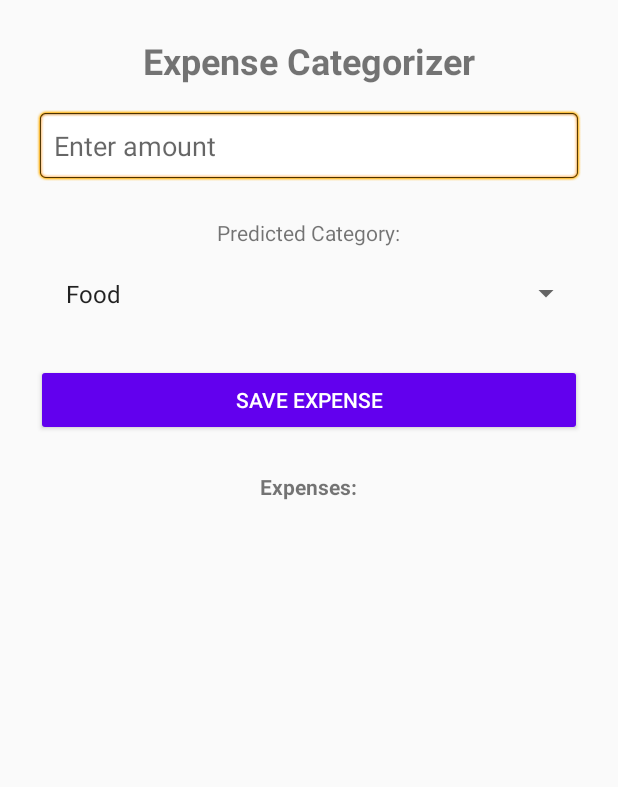
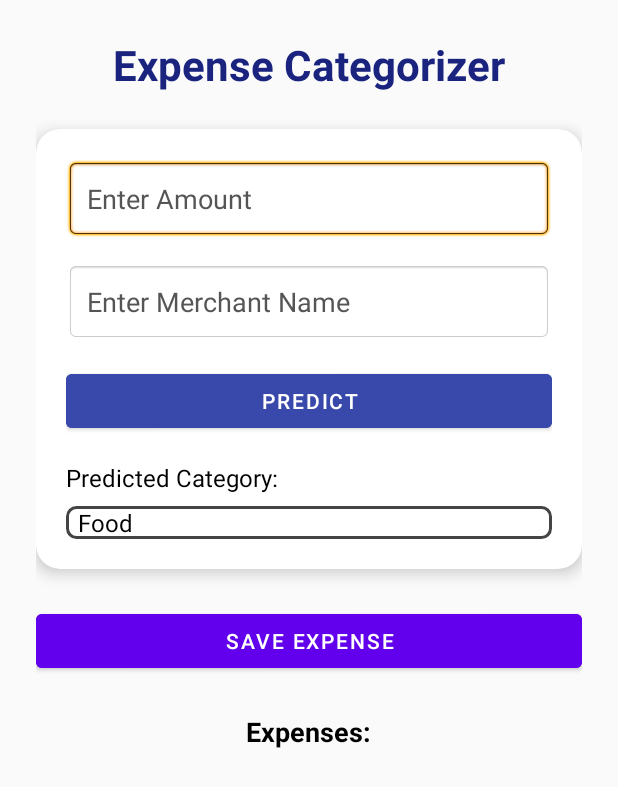
Before and after one commit to amannnp/Expense, an Android app built with Jetpack Compose: the screen it shows after launch (MainActivity), on a phone screen of 412 x 824 dp. Shown: the top 787 px of the screen. Run offline under Robolectric (Android 15) with nearby library versions, the light colour scheme and no system bars.

Commit message:
version 2

```diff
--- a/app/build.gradle.kts
+++ b/app/build.gradle.kts
@@ -58,6 +58,8 @@ dependencies {
     debugImplementation(libs.androidx.ui.test.manifest)
     implementation("androidx.appcompat:appcompat:1.6.1")
     implementation("androidx.recyclerview:recyclerview:1.3.1")
+    implementation ("com.google.android.material:material:1.11.0")
+
 
 
 }
--- /dev/null
+++ b/app/src/main/res/drawable/spinner_border.xml
@@ -0,0 +1,7 @@
+<?xml version="1.0" encoding="utf-8"?>
+<shape xmlns:android="http://schemas.android.com/apk/res/android"
+    android:shape="rectangle">
+    <solid android:color="#FFFFFF" />
+    <stroke android:width="2dp" android:color="#444444" />
+    <corners android:radius="6dp" />
+</shape>
--- a/app/src/main/res/layout/activity_main.xml
+++ b/app/src/main/res/layout/activity_main.xml
@@ -1,69 +1,119 @@
 <?xml version="1.0" encoding="utf-8"?>
-<LinearLayout xmlns:android="http://schemas.android.com/apk/res/android"
-    android:id="@+id/mainLayout"
+<ScrollView xmlns:android="http://schemas.android.com/apk/res/android"
+    xmlns:app="http://schemas.android.com/apk/res-auto"
     android:layout_width="match_parent"
     android:layout_height="match_parent"
+    android:background="#FAFAFA">
+
+    <LinearLayout
+        android:layout_width="match_parent"
+        android:layout_height="wrap_content"
         android:orientation="vertical"
         android:padding="24dp"
-    android:gravity="center_horizontal"
-    android:background="#FAFAFA">
+        android:gravity="center_horizontal">
 
+        <!-- Title -->
         <TextView
             android:id="@+id/title"
             android:layout_width="wrap_content"
             android:layout_height="wrap_content"
-        android:text="@string/app_name"
-        android:textSize="24sp"
+            android:text="Expense Categorizer"
+            android:textSize="28sp"
             android:textStyle="bold"
-        android:layout_marginBottom="16dp" />
+            android:textColor="#1A237E"
+            android:layout_marginBottom="24dp" />
+
+        <!-- Card Container -->
+        <com.google.android.material.card.MaterialCardView
+            android:layout_width="match_parent"
+            android:layout_height="wrap_content"
+            app:cardCornerRadius="16dp"
+            app:cardElevation="6dp"
+            android:layout_marginBottom="24dp"
+            android:backgroundTint="#FFFFFF">
+
+            <LinearLayout
+                android:layout_width="match_parent"
+                android:layout_height="wrap_content"
+                android:orientation="vertical"
+                android:padding="20dp">
 
                 <EditText
                     android:id="@+id/amountInput"
                     android:layout_width="match_parent"
                     android:layout_height="wrap_content"
-        android:hint="@string/enter_amount"
+                    android:hint="Enter Amount"
                     android:inputType="numberDecimal"
-        android:padding="12dp"
-        android:background="@android:drawable/editbox_background"
-        android:autofillHints="creditCardNumber" />
+                    android:padding="14dp"
+                    android:textColor="#000000"
+                    android:textColorHint="#555555"
+                    android:layout_marginBottom="16dp"
+                    android:background="@android:drawable/editbox_background" />
+
+                <EditText
+                    android:id="@+id/merchantInput"
+                    android:layout_width="match_parent"
+                    android:layout_height="wrap_content"
+                    android:hint="Enter Merchant Name"
+                    android:inputType="text"
+                    android:padding="14dp"
+                    android:textColor="#000000"
+                    android:textColorHint="#555555"
+                    android:layout_marginBottom="16dp"
+                    android:background="@android:drawable/editbox_background" />
+
+                <Button
+                    android:id="@+id/predictButton"
+                    android:layout_width="match_parent"
+                    android:layout_height="wrap_content"
+                    android:text="Predict"
+                    android:backgroundTint="#3949AB"
+                    android:textColor="#FFFFFF"
+                    android:layout_marginBottom="16dp" />
 
                 <TextView
                     android:id="@+id/predictedCategoryLabel"
                     android:layout_width="wrap_content"
                     android:layout_height="wrap_content"
-        android:text="@string/predicted_category"
-        android:layout_marginTop="24dp" />
+                    android:text="Predicted Category:"
+                    android:textSize="16sp"
+                    android:textColor="#000000"
+                    android:layout_marginBottom="8dp" />
 
                 <Spinner
                     android:id="@+id/categorySpinner"
                     android:layout_width="match_parent"
                     android:layout_height="wrap_content"
-        android:layout_marginTop="8dp"
-        android:padding="12dp" />
+                    android:background="@drawable/spinner_border" />
+            </LinearLayout>
+        </com.google.android.material.card.MaterialCardView>
 
+        <!-- Save Button -->
         <Button
             android:id="@+id/saveButton"
             android:layout_width="match_parent"
             android:layout_height="wrap_content"
-        android:text="@string/save_expense"
-        android:layout_marginTop="24dp"
+            android:text="Save Expense"
             android:backgroundTint="#6200EE"
-        android:textColor="#FFFFFF" />
+            android:textColor="#FFFFFF"
+            android:layout_marginBottom="24dp" />
 
+        <!-- Expenses Label -->
         <TextView
             android:id="@+id/expensesListLabel"
             android:layout_width="wrap_content"
             android:layout_height="wrap_content"
-        android:text="@string/expenses"
-        android:layout_marginTop="24dp"
-        android:textStyle="bold" />
+            android:text="Expenses:"
+            android:textSize="18sp"
+            android:textStyle="bold"
+            android:textColor="#000000"
+            android:layout_marginBottom="12dp" />
 
+        <!-- RecyclerView -->
         <androidx.recyclerview.widget.RecyclerView
             android:id="@+id/expenseRecyclerView"
             android:layout_width="match_parent"
-        android:layout_height="0dp"
-        android:layout_weight="1"
-        android:layout_marginTop="8dp"
-        android:contentDescription="@string/expenses_list_description" />
-
+            android:layout_height="wrap_content"
+            android:layout_marginBottom="24dp" />
     </LinearLayout>
+</ScrollView>
--- a/app/src/main/res/values/themes.xml
+++ b/app/src/main/res/values/themes.xml
@@ -1,9 +1,17 @@
-<?xml version="1.0" encoding="utf-8"?>
 <resources>
-    <style name="Theme.ExpenseClassifierApp" parent="Theme.AppCompat.Light.NoActionBar">
-        <!-- Customize your theme colors if needed -->
+    <style name="Theme.ExpenseClassifierApp" parent="Theme.MaterialComponents.DayNight.NoActionBar">
+        <!-- Primary theme colors -->
         <item name="colorPrimary">#6200EE</item>
         <item name="colorPrimaryDark">#3700B3</item>
-        <item name="colorAccent">#03DAC5</item>
+        <item name="colorSecondary">#03DAC5</item>
+
+        <!-- Background and text colors -->
+        <item name="android:colorBackground">#FAFAFA</item>
+        <item name="android:textColor">#000000</item> <!-- Ensures default text color -->
+        <item name="android:textColorPrimary">#000000</item>
+        <item name="android:textColorSecondary">#000000</item>
+
+        <item name="android:textColorPrimary">#000000</item>
+        <item name="android:textColorSecondary">#000000</item>
     </style>
 </resources>
```
Lines whose indentation alone changed are shown as unchanged.
